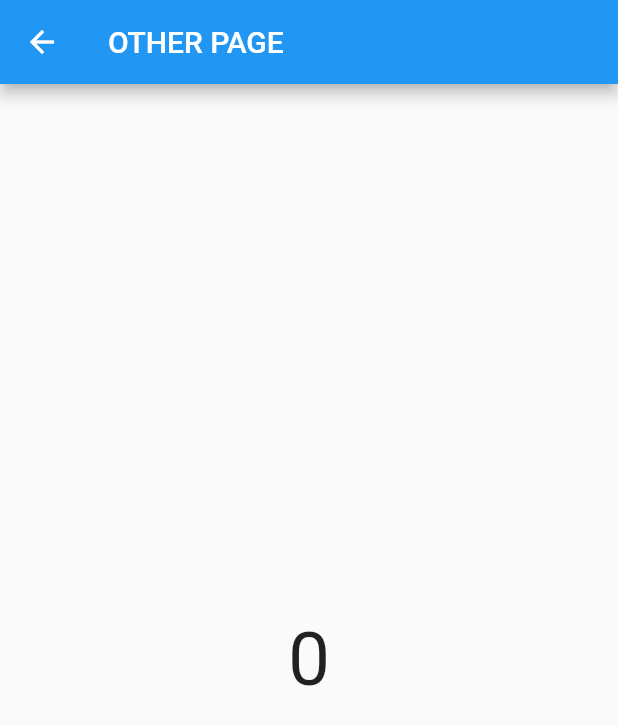
After one commit to aldinurhanudin/Konsep-dasar-Bloc, a Flutter app: the screen it shows after launch, after a tap on the "arrow forward" icon, on a phone screen of 412 x 824 dp. The commit adds this screen. Shown: the top 725 px of the screen. Run offline on Flutter 3.47's test engine with Material 2 defaults, Android fonts, the phone set to English and light mode, and no system bars; our stand-ins replace bloc, flutter_bloc.

Commit message:
09 Bloc Provider Value

```diff
--- a/latihan_bloc/lib/main.dart
+++ b/latihan_bloc/lib/main.dart
@@ -12,10 +12,10 @@ class MyApp extends StatelessWidget {
 
   @override
   Widget build(BuildContext context) {
-    return BlocProvider(
-      create: (context) => Counter(),
-      child: MaterialApp(
-        home: HomePage(),
+    return MaterialApp(
+      home: BlocProvider(
+        create: (context) => Counter(),
+        child: HomePage(),
       ),
     );
   }
--- /dev/null
+++ b/latihan_bloc/lib/other/other.dart
@@ -0,0 +1,30 @@
+import 'package:flutter/material.dart';
+import 'package:flutter_bloc/flutter_bloc.dart';
+import 'package:latihan_bloc/bloc/counter.dart';
+
+class OtherPage extends StatelessWidget {
+  const OtherPage({Key? key}) : super(key: key);
+
+  @override
+  Widget build(BuildContext context) {
+    Counter counter = context.read<Counter>();
+    return Scaffold(
+      appBar: AppBar(
+        title: const Text("OTHER PAGE"),
+      ),
+      body: Center(
+        child: BlocBuilder<Counter, int>(
+          bloc: counter,
+          builder: (context, state) {
+            return Text(
+              "$state",
+              style: const TextStyle(
+                fontSize: 50,
+              ),
+            );
+          },
+        ),
+      ),
+    );
+  }
+}
--- a/latihan_bloc/lib/ui/pages/home.dart
+++ b/latihan_bloc/lib/ui/pages/home.dart
@@ -1,6 +1,7 @@
 import 'package:flutter/material.dart';
 import 'package:flutter_bloc/flutter_bloc.dart';
 import 'package:latihan_bloc/bloc/counter.dart';
+import 'package:latihan_bloc/other/other.dart';
 import 'package:latihan_bloc/ui/widgets/merah.dart';
 
 class HomePage extends StatelessWidget {
@@ -9,10 +10,25 @@ class HomePage extends StatelessWidget {
     // Counter mycounter = BlocProvider.of<Counter>(context);
     Counter mycounter = context.read<Counter>();
 
-
     return Scaffold(
       appBar: AppBar(
         title: const Text("DEPENDENCY INJECTION"),
+      ),
+      floatingActionButton: FloatingActionButton(
+        onPressed: () {
+          Navigator.of(context).push(
+            MaterialPageRoute(
+              builder: (context) => BlocProvider.value(
+                value: mycounter,
+                child: const OtherPage(),
+              ),
+              // BlocProvider(
+              //     create: (context) => mycounter,
+              //     child: const OtherPage()),
+            ),
+          );
+        },
+        child: const Icon(Icons.arrow_forward),
       ),
       body: Center(
         child: Row(
@@ -35,7 +51,7 @@ class HomePage extends StatelessWidget {
                 ),
               ),
             ),
-              Merah(),
+            const Merah(),
             Material(
               color: Colors.green,
               child: InkWell(
```
Lines whose indentation alone changed are shown as unchanged.
